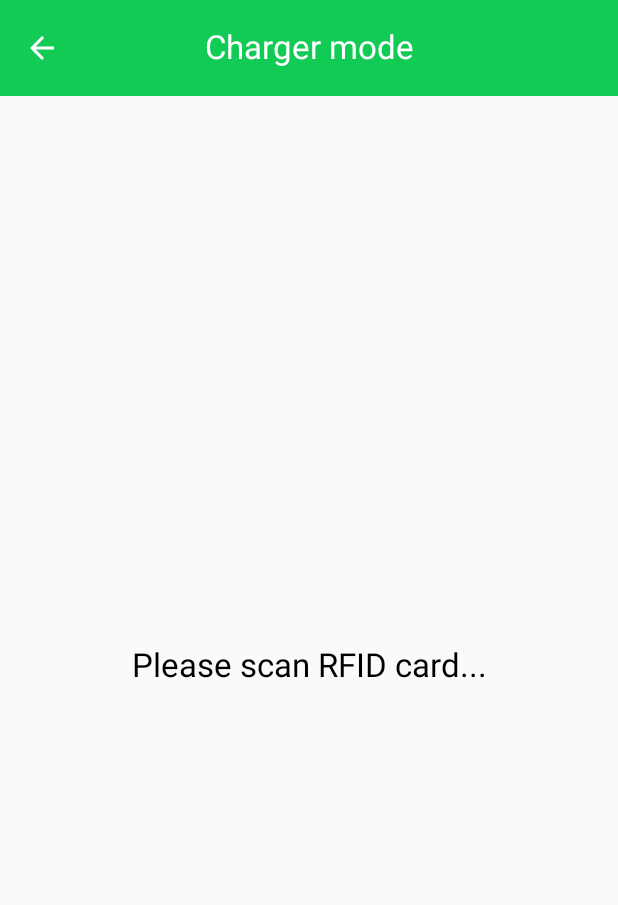
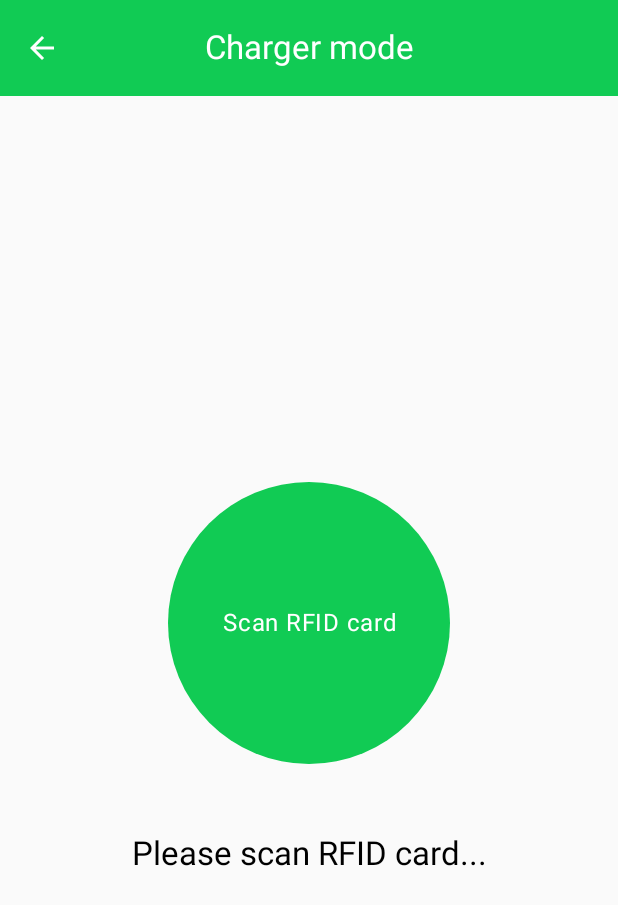
Before and after one commit to nmidzic20/WattsUp, an Android app built with Jetpack Compose: the ChargerPage screen opened through its navigation route, on a phone screen of 412 x 824 dp. Shown: the top 905 px of the screen. Run offline under Robolectric (Android 15) with nearby library versions, the phone set to English and light mode, and no system bars; libraries missing offline, so code that uses them is left out: coil.decode; pictures from the network do not load; 1 statement that could not run was skipped.

Commit message:
ANP-23 Implemented UI for starting RFID card scanning on Charger page

```diff
--- a/android/app/src/main/java/hr/foi/air/wattsup/pages/ChargerPage.kt
+++ b/android/app/src/main/java/hr/foi/air/wattsup/pages/ChargerPage.kt
@@ -2,8 +2,10 @@ package hr.foi.air.wattsup.pages
 
 import androidx.compose.foundation.layout.Arrangement
 import androidx.compose.foundation.layout.Column
+import androidx.compose.foundation.layout.Spacer
 import androidx.compose.foundation.layout.fillMaxHeight
 import androidx.compose.foundation.layout.fillMaxWidth
+import androidx.compose.foundation.layout.height
 import androidx.compose.foundation.layout.padding
 import androidx.compose.material.icons.Icons
 import androidx.compose.material.icons.filled.ArrowBack
@@ -14,12 +16,18 @@ import androidx.compose.material3.MaterialTheme
 import androidx.compose.material3.Scaffold
 import androidx.compose.material3.Text
 import androidx.compose.runtime.Composable
+import androidx.compose.runtime.getValue
+import androidx.compose.runtime.mutableStateOf
+import androidx.compose.runtime.remember
+import androidx.compose.runtime.setValue
 import androidx.compose.ui.Alignment
 import androidx.compose.ui.Modifier
 import androidx.compose.ui.graphics.Color
 import androidx.compose.ui.res.stringResource
 import androidx.compose.ui.tooling.preview.Preview
+import androidx.compose.ui.unit.dp
 import hr.foi.air.wattsup.R
+import hr.foi.air.wattsup.ui.component.ModeButton
 import hr.foi.air.wattsup.ui.component.TopAppBar
 
 @OptIn(ExperimentalMaterial3Api::class)
@@ -45,10 +53,26 @@ fun ChargerPage(onArrowBackClick: () -> Unit) {
             horizontalAlignment = Alignment.CenterHorizontally,
             verticalArrangement = Arrangement.SpaceEvenly,
         ) {
-            Text(
-                text = "Please scan RFID card...",
-                style = MaterialTheme.typography.titleLarge,
-            )
+            var scanning by remember { mutableStateOf(false) }
+            var scanSuccess by remember { mutableStateOf(false) }
+
+            Column(
+                modifier = Modifier
+                    .fillMaxWidth()
+                    .fillMaxHeight()
+                    .padding(10.dp),
+                horizontalAlignment = Alignment.CenterHorizontally,
+                verticalArrangement = Arrangement.Center,
+            ) {
+                if (!scanning) {
+                    ModeButton("Scan RFID card", { scanning = true }, null)
+                    Spacer(modifier = Modifier.height(30.dp))
+                }
+                Text(
+                    text = if (!scanning) "Please scan RFID card..." else "Scanning...",
+                    style = MaterialTheme.typography.titleLarge,
+                )
+            }
         }
     }
 }
```
